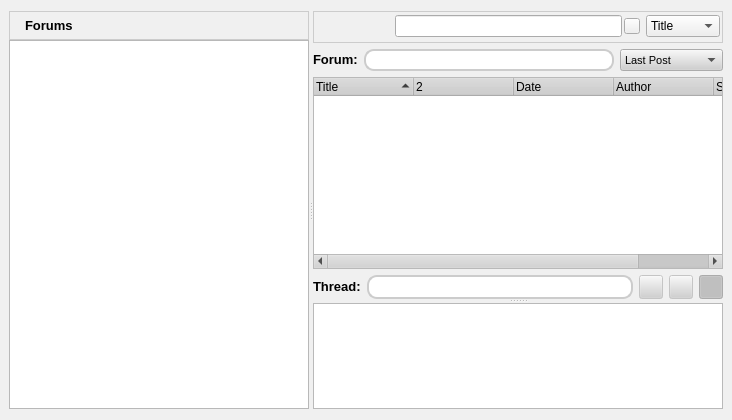
Above: retroshare-gui/src/gui/ForumsDialog.ui from RetroShare/RetroShare before the change. Below: the same form after it.
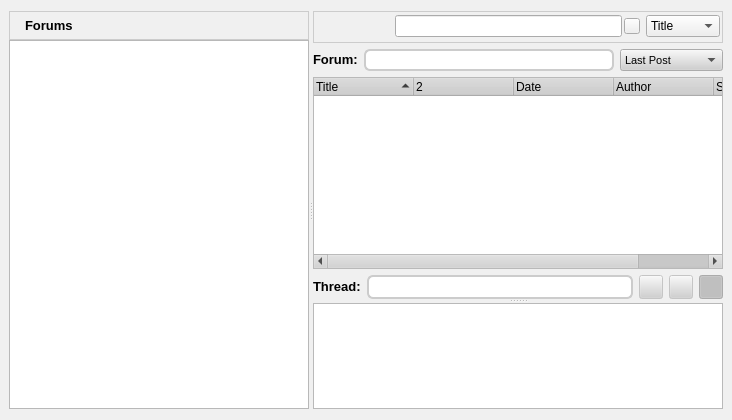
That is the form after the change. Icons and pictures are not drawn.

Commit message: changed border radius of the thread and forum Label's

The edit to the form file:
```diff
--- a/retroshare-gui/src/gui/ForumsDialog.ui
+++ b/retroshare-gui/src/gui/ForumsDialog.ui
@@ -831,7 +831,7 @@
             <property name="styleSheet">
              <string notr="true">
 border: 2px solid #CCCCCC;
-border-radius: 10px;
+border-radius:6px;
 background: white;
 </string>
             </property>
@@ -935,7 +935,7 @@
             <property name="styleSheet">
              <string notr="true">QLabel#threadTitle{
 border: 2px solid #CCCCCC;
-border-radius: 10px;
+border-radius: 6px;
 background: white;}</string>
             </property>
             <property name="text">
```
